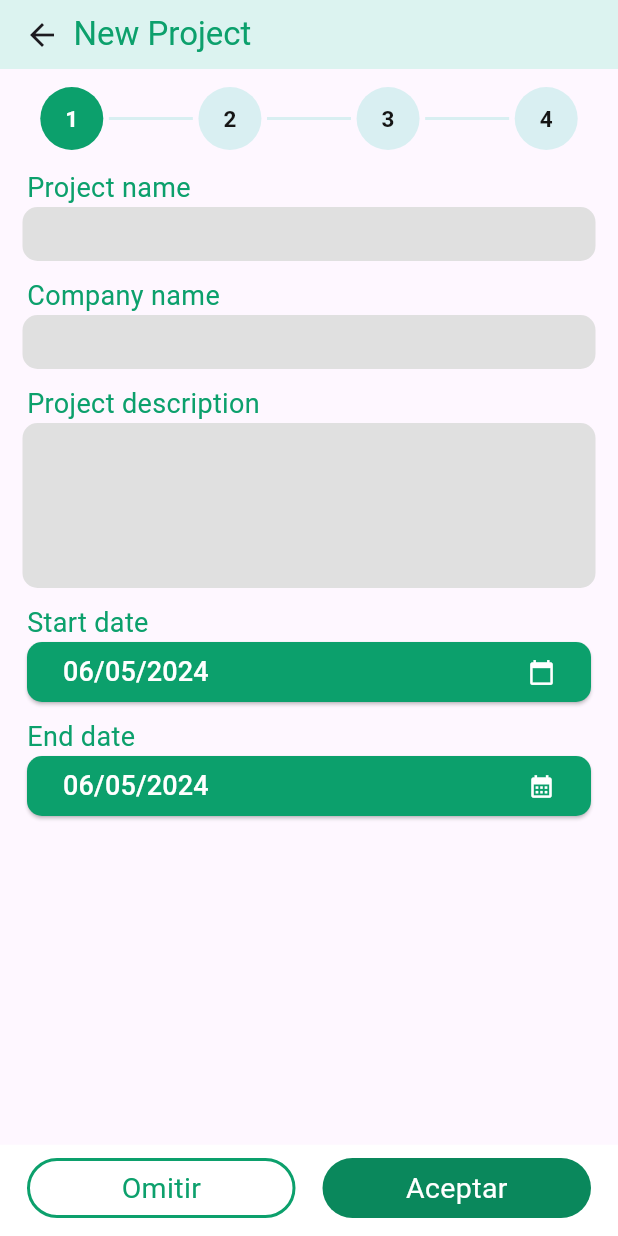
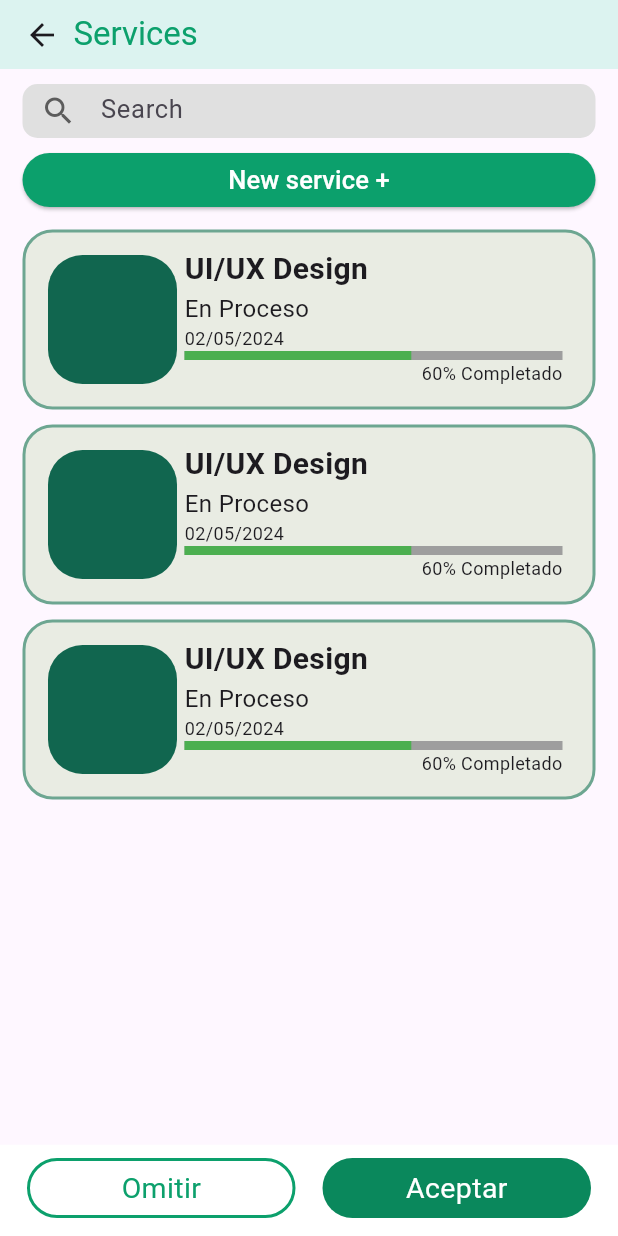
Before and after one commit to salo368/Mobile-Project-Final, a Flutter app: the CrearServicioPage screen opened by its route, after a tap on the "arrow back" icon, on a phone screen of 412 x 824 dp. Run offline on Flutter 3.47's test engine with Material 3 defaults, Android fonts, the phone set to English and light mode, and no system bars; our stand-ins replace get.

Commit message:
Services update

```diff
--- a/lib/ui/bottomBar/bottom_bar_button.dart
+++ b/lib/ui/bottomBar/bottom_bar_button.dart
@@ -24,7 +24,7 @@ class BottomBarButton extends StatelessWidget {
           decoration: BoxDecoration(
             borderRadius: BorderRadius.circular(30),
             color: useSecondButton
-                ? const Color.fromARGB(255, 167, 232, 209)
+                ? const Color.fromARGB(255, 205, 255, 238)
                 : Colors.transparent,
           ),
           child: Center(
@@ -50,7 +50,7 @@ class BottomBarButton extends StatelessWidget {
                 : Icon(
                     icon,
                     size: 32,
-                    color: const Color.fromARGB(255, 167, 232, 209),
+                    color: const Color.fromARGB(255, 205, 255, 238),
                   ),
           ),
         ),
--- a/lib/ui/my_app.dart
+++ b/lib/ui/my_app.dart
@@ -2,6 +2,7 @@
 import 'package:flutter/material.dart';
 import 'package:get/get.dart';
 import 'projects/projects_page.dart';
+import 'projects/service_page.dart';
 import 'projects/new_project_page.dart';
 import 'projects/new_service_page.dart';
 import 'projects/new_servicep_page.dart';
@@ -21,6 +22,7 @@ class _MyAppState extends State<MyApp> {
       initialRoute: '/projectsPage',
       getPages: [
         GetPage(name: '/projectsPage', page: () => const ProjectsPage()),
+        GetPage(name: '/servicePage', page: () => const ServicePage()),
         GetPage(name: '/newProjectPage', page: () => const NewProjectPage()),
         GetPage(name: '/newServicePage', page: () => const CrearServicioPage()),
         GetPage(name: '/newServicePPage', page: () => const NewServiceP()),
--- a/lib/ui/projects/new_project_page.dart
+++ b/lib/ui/projects/new_project_page.dart
@@ -2,6 +2,7 @@ import 'package:flutter/material.dart';
 import 'package:get/get.dart';
 import 'package:intl/intl.dart';
 import 'project_stages_widget.dart';
+import 'project_next_bar.dart';
 
 class NewProjectPage extends StatefulWidget {
   const NewProjectPage({super.key});
@@ -254,92 +255,7 @@ class _NewProjectPageState extends State<NewProjectPage> {
         ],
       ),
     ),
-    bottomNavigationBar: ClipRRect(
-      child: Container(
-        color: Colors.white, // Cambia el color de fondo según sea necesario
-        child: Row(
-          children: [
-            Expanded(
-              flex: 1,
-              child: GestureDetector(
-                onTap: () {
-
-                },
-                child: Expanded(
-                  flex: 2,
-                  child: Padding(
-                    padding: const EdgeInsets.only(top: 9, bottom: 12, left: 18.0, right: 9.0),
-                    child: AnimatedContainer(
-                      duration: const Duration(milliseconds: 200),
-                      height: 40,
-                      decoration: BoxDecoration(
-                        borderRadius: BorderRadius.circular(30),
-                        color: Colors.transparent, // Cambiado a transparente
-                        border: Border.all(
-                          color: const Color.fromARGB(255, 12, 160, 108), // Borde verde
-                          width: 2, // Ancho de borde 2px
-                        ),
-                      ),
-                      child: const Center(
-                        child: Row(
-                          mainAxisAlignment: MainAxisAlignment.center,
-                          children: [
-                            Text(
-                              "Omitir",
-                              style: TextStyle(
-                                fontSize: 19,
-                                color: Color.fromARGB(255, 12, 160, 108), // Letras de color verde
-                              ),
-                            ),
-                          ],
-                        ),
-                      ),
-                    ),
-                  ),
-                ),
-              ),
-            ),
-            Expanded(
-              flex: 1,
-              child: GestureDetector(
-                onTap: () {
-                  Get.toNamed("/newServicePage");
-                },
-                child: Expanded(
-                  flex: 2,
-                  child: Padding(
-                    padding: const EdgeInsets.only(top: 9, bottom: 12, left: 9.0, right: 18.0),
-                    child: AnimatedContainer(
-                      duration: const Duration(milliseconds: 200),
-                      height: 40,
-                      decoration: BoxDecoration(
-                        borderRadius: BorderRadius.circular(30),
-                        color: const Color.fromARGB(255, 10, 136, 92)
-                            ,
-                      ),
-                      child: const Center(
-                        child: Row(
-                          mainAxisAlignment: MainAxisAlignment.center,
-                          children: [
-                            Text(
-                              "Aceptar",
-                              style: TextStyle(
-                                fontSize: 19,
-                                color: Colors.white,
-                              ),
-                            ),
-                          ],
-                        ),
-                      ),
-                    ),
-                  ),
-                ),
-              ),
-            ),
-          ],
-        ),
-      ),
-    ),
+    bottomNavigationBar: const ProjectNextBar(route: "/servicePage",)
   );
  }
 }
--- a/lib/ui/projects/new_service_page.dart
+++ b/lib/ui/projects/new_service_page.dart
@@ -25,7 +25,7 @@ class CrearServicioPage extends StatelessWidget {
           color: const Color.fromARGB(255, 34, 161, 134),
           icon: const Icon(Icons.arrow_back),
           onPressed: () {
-            Get.toNamed("/newProjectPage");
+            Get.toNamed("/servicePage");
           }, // Este botón permitirá regresar a la pantalla anterior
         ),
       ),
--- a/lib/ui/projects/new_servicep_page.dart
+++ b/lib/ui/projects/new_servicep_page.dart
@@ -62,7 +62,7 @@ class NewServiceP extends StatelessWidget {
                 children: <Widget>[
                   TextButton(
                     onPressed: () {
-                      Get.toNamed("/newServicePage");
+                      Get.toNamed("/servicePage");
                     },
                     style: TextButton.styleFrom(
                       foregroundColor: Colors.grey,
--- /dev/null
+++ b/lib/ui/projects/project_next_bar.dart
@@ -0,0 +1,110 @@
+import 'package:flutter/material.dart';
+import 'package:get/get.dart';
+
+class ProjectNextBar extends StatefulWidget {
+
+  final String route;
+  const ProjectNextBar({Key? key,required this.route}) : super(key: key);
+
+  @override
+  State<ProjectNextBar> createState() => _ProjectNextBarState();
+}
+
+class _ProjectNextBarState extends State<ProjectNextBar> {
+  late String route; // Cambiado para ser inicializado en el initState
+
+  @override
+  void initState() {
+    super.initState();
+    route = widget.route;
+  }
+
+  @override
+  Widget build(BuildContext context) {
+    return ClipRRect(
+      child: Container(
+        color: Colors.white, // Cambia el color de fondo según sea necesario
+        child: Row(
+          children: [
+            Expanded(
+              flex: 1,
+              child: GestureDetector(
+                onTap: () {
+
+                },
+                child: Expanded(
+                  flex: 2,
+                  child: Padding(
+                    padding: const EdgeInsets.only(top: 9, bottom: 12, left: 18.0, right: 9.0),
+                    child: AnimatedContainer(
+                      duration: const Duration(milliseconds: 200),
+                      height: 40,
+                      decoration: BoxDecoration(
+                        borderRadius: BorderRadius.circular(30),
+                        color: Colors.transparent,
+                        border: Border.all(
+                          color: const Color.fromARGB(255, 12, 160, 108),
+                          width: 2,
+                        ),
+                      ),
+                      child: const Center(
+                        child: Row(
+                          mainAxisAlignment: MainAxisAlignment.center,
+                          children: [
+                            Text(
+                              "Omitir",
+                              style: TextStyle(
+                                fontSize: 19,
+                                color: Color.fromARGB(255, 12, 160, 108),
+                              ),
+                            ),
+                          ],
+                        ),
+                      ),
+                    ),
+                  ),
+                ),
+              ),
+            ),
+            Expanded(
+              flex: 1,
+              child: GestureDetector(
+                onTap: () {
+                  Get.toNamed(route);
+                },
+                child: Expanded(
+                  flex: 2,
+                  child: Padding(
+                    padding: const EdgeInsets.only(top: 9, bottom: 12, left: 9.0, right: 18.0),
+                    child: AnimatedContainer(
+                      duration: const Duration(milliseconds: 200),
+                      height: 40,
+                      decoration: BoxDecoration(
+                        borderRadius: BorderRadius.circular(30),
+                        color: const Color.fromARGB(255, 10, 136, 92),
+                      ),
+                      child: const Center(
+                        child: Row(
+                          mainAxisAlignment: MainAxisAlignment.center,
+                          children: [
+                            Text(
+                              "Aceptar",
+                              style: TextStyle(
+                                fontSize: 19,
+                                color: Colors.white,
+                              ),
+                            ),
+                          ],
+                        ),
+                      ),
+                    ),
+                  ),
+                ),
+              ),
+            ),
+          ],
+        ),
+      ),
+    );
+  }
+}
--- /dev/null
+++ b/lib/ui/projects/service_page.dart
@@ -0,0 +1,107 @@
+import 'package:flutter/material.dart';
+import 'package:get/get.dart';
+import 'projects_resume.dart';
+import 'project_next_bar.dart';
+
+class ServicePage extends StatefulWidget {
+  const ServicePage({Key? key}) : super(key: key);
+
+  @override
+  State<ServicePage> createState() => _ServicePageState();
+}
+
+class _ServicePageState extends State<ServicePage> {
+  @override
+  Widget build(BuildContext context) {
+    return Scaffold(
+      appBar: AppBar(
+        backgroundColor: const Color.fromARGB(255, 228, 255, 245),
+        elevation: 2,
+        title: const Text(
+          "Services",
+          style: TextStyle(
+            color: Color(0xFF0CA06C),
+            fontFamily: 'Roboto',
+            fontSize: 22,
+          ),
+        ),
+        toolbarHeight: 46,
+        titleSpacing: -7, // Ajusta el margen izquierdo del título
+        leading: IconButton(
+          icon: const Icon(Icons.arrow_back),
+          onPressed: () {
+            Get.toNamed("/newProjectPage");
+          },
+        ),
+      ),
+      body: SafeArea(
+        child: Column(
+          crossAxisAlignment: CrossAxisAlignment.start,
+          children: <Widget>[
+            Padding(
+              padding: const EdgeInsets.only(top: 10, bottom: 10, left: 15.0, right: 15.0),
+              child: SizedBox(
+                width: double.infinity,
+                height: 36.0,
+                child: Container(
+                  decoration: BoxDecoration(
+                    borderRadius: BorderRadius.circular(10.0), // Ajusta este valor según sea necesario
+                    color: Colors.grey[300],
+                  ),
+                  child: const TextField(
+                    style: TextStyle(fontSize: 17.0),
+                    cursorColor: Color.fromARGB(255, 49, 49, 49),
+                    decoration: InputDecoration(
+                      filled: true,
+                      fillColor: Colors.transparent, // Establece el color de relleno del TextField como transparente
+                      border: InputBorder.none,
+                      hintText: 'Search',
+                      contentPadding: EdgeInsets.only(bottom: 11.5, left: 0, right: 8.0),
+                      prefixIcon: Icon(Icons.search, color: Color.fromARGB(255, 92, 92, 92)),
+                    ),
+                  ),
+                ),
+              ),
+            ),
+            Padding(
+              padding: const EdgeInsets.only(bottom: 5, left: 15.0, right: 15.0),
+              child: SizedBox(
+                height: 36.0,
+                child: Row(
+                  children: [
+                    Expanded(
+                      child: ElevatedButton(
+                        onPressed: () {
+                          Get.toNamed("/newServicePage");
+                        },
+                        style: ButtonStyle(
+                          backgroundColor: MaterialStateProperty.all<Color>(const Color(0xFF0CA06C)),
+                        ),
+                        child: const Text(
+                          'New service +',
+                          style: TextStyle(fontSize: 17.0,color: Color.fromARGB(255, 255, 255, 255)),
+                        ),
+                      ),
+                    ),
+                  ],
+                ),
+              ),
+            ),
+            Expanded(
+              child: Padding(
+                padding: const EdgeInsets.symmetric(vertical: 5, horizontal: 15),
+                child: ListView(
+                  children: <Widget>[
+                    for (int i = 0; i < 3; i++)
+                      const ProjectResume(),
+                  ],
+                ),
+              ),
+            ),
+          ],
+        ),
+      ),
+      bottomNavigationBar: const ProjectNextBar(route: "/newServicePPage",),
+    );
+  }
+}
```
